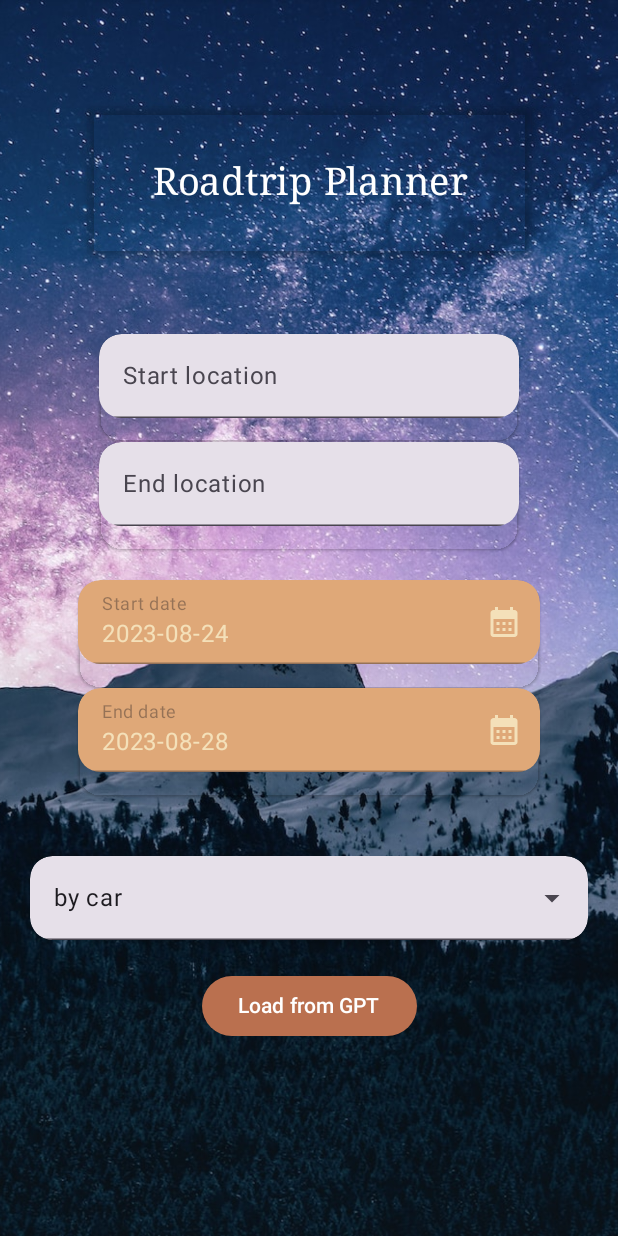
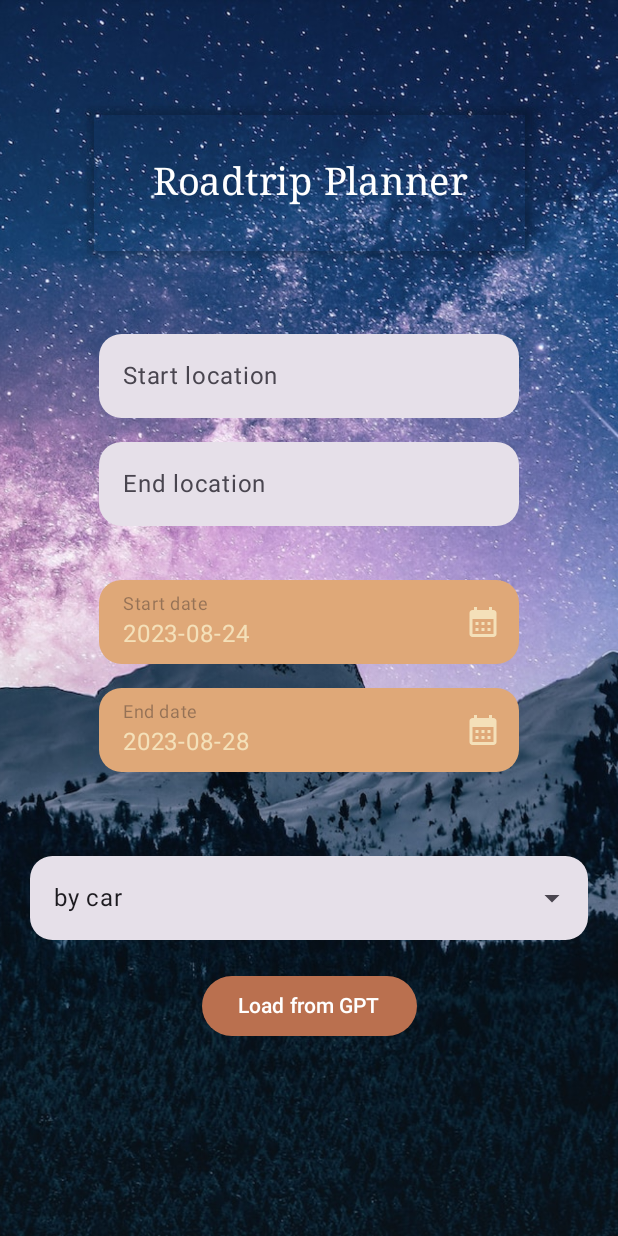
Before and after one commit to mako-lcl/roadtrip-planner-cc2, an Android app built with Jetpack Compose: the composable PlannerInputScreen shown on its own in the app's theme, on a phone screen of 412 x 824 dp. Run offline under Robolectric (Android 15) with nearby library versions, the phone set to English and light mode, and no system bars; our stand-ins replace Dagger/Hilt's generated code, Room's generated code.

Commit message:
fixed some ui elements

```diff
--- a/app/src/main/java/de/kassel/cc22023/roadtrip/ui/packing/item_list_view/ItemCardNameField.kt
+++ b/app/src/main/java/de/kassel/cc22023/roadtrip/ui/packing/item_list_view/ItemCardNameField.kt
@@ -8,6 +8,7 @@ import androidx.compose.material3.TextField
 import androidx.compose.material3.TextFieldDefaults
 import androidx.compose.runtime.Composable
 import androidx.compose.runtime.MutableState
+import androidx.compose.ui.graphics.Color
 import androidx.compose.ui.text.input.ImeAction
 import androidx.compose.ui.unit.sp
 import androidx.hilt.navigation.compose.hiltViewModel
@@ -45,7 +46,9 @@ fun ItemCardNameField(
         textStyle = LocalTextStyle.current.copy(fontSize = 15.sp),
         colors = TextFieldDefaults.colors(
             disabledContainerColor = MaterialTheme.colorScheme.primaryContainer,
-            disabledTextColor = MaterialTheme.colorScheme.onPrimaryContainer
+            disabledTextColor = MaterialTheme.colorScheme.onPrimaryContainer,
+            unfocusedIndicatorColor = Color.Transparent,
+            focusedIndicatorColor = Color.Transparent,
         )
     )
 }
--- a/app/src/main/java/de/kassel/cc22023/roadtrip/ui/planner/input/DateInput.kt
+++ b/app/src/main/java/de/kassel/cc22023/roadtrip/ui/planner/input/DateInput.kt
@@ -46,15 +46,8 @@ fun DateInput(
         modifier = Modifier
             .padding(horizontal = 32.dp)
     ) {
-        Box {
-            Surface(
-                color = Color.Transparent,
-                shadowElevation = 1.dp,
-                tonalElevation = 50.dp,
-                modifier = Modifier
-                    .fillMaxWidth(1f),
-                shape = RoundedCornerShape(15.dp)
-            ) {
+
+
             TextField(
                 shape = RoundedCornerShape(15.dp),
                 value = date.value,
@@ -72,7 +65,10 @@ fun DateInput(
                     disabledTrailingIconColor = if (!dateError.value) MaterialTheme.colorScheme.onPrimaryContainer else MaterialTheme.colorScheme.error,
                     disabledSupportingTextColor = MaterialTheme.colorScheme.error,
                     //errorContainerColor = colorScheme.error,
-                        errorTextColor = MaterialTheme.colorScheme.error
+                    errorTextColor = MaterialTheme.colorScheme.error,
+                    focusedIndicatorColor = Color.Transparent,
+                    unfocusedIndicatorColor = Color.Transparent,
+                    disabledIndicatorColor = Color.Transparent
 
 
                 ),
@@ -96,8 +92,8 @@ fun DateInput(
                 },
                 isError = dateError.value,
             )
-            }
-        }
+
+
 
         if (showDatePicker.value) {
             DatePickerDialog(
@@ -110,7 +106,8 @@ fun DateInput(
                     date.value = selectedDate.value.toString()
                     showDatePicker.value = false
                     startDateError.value = selectedStartDate.value.isBefore(LocalDate.now())
-                    endDateError.value = selectedEndDate.value.isBefore(selectedStartDate.value.plusDays(1))
+                    endDateError.value =
+                        selectedEndDate.value.isBefore(selectedStartDate.value.plusDays(1))
                 },
                 onCloseDialog = { showDatePicker.value = false }
             )
--- a/app/src/main/java/de/kassel/cc22023/roadtrip/ui/planner/input/LocationInput.kt
+++ b/app/src/main/java/de/kassel/cc22023/roadtrip/ui/planner/input/LocationInput.kt
@@ -1,5 +1,6 @@
 package de.kassel.cc22023.roadtrip.ui.planner.input
 
+import androidx.compose.foundation.layout.Row
 import androidx.compose.foundation.layout.fillMaxWidth
 import androidx.compose.foundation.layout.padding
 import androidx.compose.foundation.shape.RoundedCornerShape
@@ -7,6 +8,7 @@ import androidx.compose.material3.Icon
 import androidx.compose.material3.Surface
 import androidx.compose.material3.Text
 import androidx.compose.material3.TextField
+import androidx.compose.material3.TextFieldDefaults
 import androidx.compose.runtime.Composable
 import androidx.compose.runtime.MutableState
 import androidx.compose.ui.Modifier
@@ -24,13 +26,11 @@ fun LocationInput(
 ) {
     val context = LocalContext.current
 
-    Surface(
-        color = Color.Transparent,
-        shadowElevation = 1.dp,
-        tonalElevation = 50.dp,
+    Row(
+
         modifier = Modifier
             .padding(horizontal = 32.dp),
-        shape = RoundedCornerShape(15.dp)
+
     ) {
         TextField(
             shape = RoundedCornerShape(15.dp),
@@ -39,6 +39,11 @@ fun LocationInput(
                 startLocation.value = it
                 startLocationError.value = startLocation.value == ""
             },
+            colors = TextFieldDefaults.colors(
+                focusedIndicatorColor = Color.Transparent,
+                unfocusedIndicatorColor = Color.Transparent,
+                disabledIndicatorColor = Color.Transparent
+            ) ,
             label = { Text(text = promptText, maxLines = 1) },
             singleLine = true,
             isError = startLocationError.value,
--- a/app/src/main/java/de/kassel/cc22023/roadtrip/ui/planner/input/TransportationInput.kt
+++ b/app/src/main/java/de/kassel/cc22023/roadtrip/ui/planner/input/TransportationInput.kt
@@ -10,6 +10,7 @@ import androidx.compose.material3.ExposedDropdownMenuDefaults
 import androidx.compose.material3.Surface
 import androidx.compose.material3.Text
 import androidx.compose.material3.TextField
+import androidx.compose.material3.TextFieldDefaults
 import androidx.compose.runtime.Composable
 import androidx.compose.runtime.MutableState
 import androidx.compose.ui.Modifier
@@ -28,27 +29,22 @@ fun TransportationInput(
         onExpandedChange = { expanded.value = it },
         Modifier.fillMaxWidth()
     ) {
-        Surface(
-            color = Color.Transparent,
-            shadowElevation = 2.dp,
-            tonalElevation = 50.dp,
-            modifier = Modifier
-                .padding(0.dp)
-                .fillMaxWidth(1f),
-            shape = RoundedCornerShape(15.dp)
 
-        ) {
         TextField(
             shape = RoundedCornerShape(15.dp),
             value = selectedText.value,
             onValueChange = {},
+            colors = TextFieldDefaults.colors(
+                focusedIndicatorColor = Color.Transparent,
+                unfocusedIndicatorColor = Color.Transparent,
+                disabledIndicatorColor = Color.Transparent
+            ) ,
             readOnly = true,
             trailingIcon = { ExposedDropdownMenuDefaults.TrailingIcon(expanded = expanded.value) },
             modifier = Modifier
                 .menuAnchor()
                 .fillMaxWidth()
         )
-        }
         ExposedDropdownMenu(
             expanded = expanded.value,
             onDismissRequest = { expanded.value = false },
```
Lines whose indentation alone changed are shown as unchanged.
